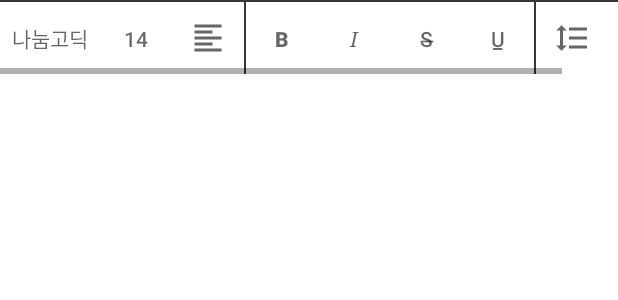
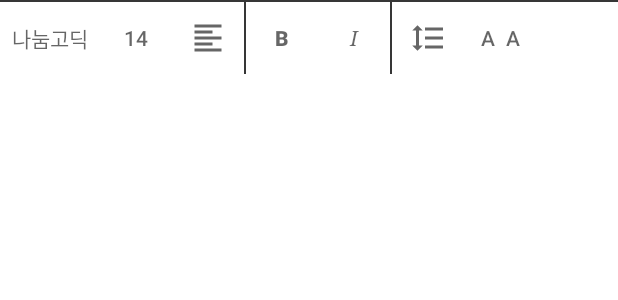
Before and after one commit to roomedia/dakku, an Android app: the layout menu_text.xml on its own in the app's theme, with its tools: preview values and no code run, on a phone screen of 412 x 824 dp. Shown: the top 300 px of the screen. Run offline under Robolectric (Android 15) with nearby library versions, the phone set to English and light mode, and no system bars.

```diff
--- /dev/null
+++ b/app/src/main/res/drawable/bg_toggle.xml
@@ -0,0 +1,9 @@
+<?xml version="1.0" encoding="utf-8"?>
+<selector xmlns:android="http://schemas.android.com/apk/res/android">
+    <item
+        android:state_selected="false"
+        android:drawable="@android:color/transparent" />
+    <item
+        android:state_selected="true"
+        android:drawable="@android:color/darker_gray" />
+</selector>
--- a/app/src/main/res/layout/menu_text.xml
+++ b/app/src/main/res/layout/menu_text.xml
@@ -1,4 +1,5 @@
 <?xml version="1.0" encoding="utf-8"?>
+<!--suppress AndroidUnknownAttribute -->
 <layout xmlns:android="http://schemas.android.com/apk/res/android"
     xmlns:app="http://schemas.android.com/apk/res-auto"
     xmlns:tools="http://schemas.android.com/tools">
@@ -42,11 +43,16 @@
                     android:onClick="@{ () -> textMenuHandlers.onSize() }"
                     tools:text="14" />
 
+                <TextView
+                    android:layout_width="match_parent"
+                    android:layout_height="match_parent"
+                    android:textStyle="bold" />
+
                 <ImageButton
                     android:id="@+id/alignButton"
                     style="@style/TransparentMenu"
                     android:contentDescription="@string/menu_align_left"
-                    android:onClick="@{ (view) -> textMenuHandlers.onAlign(view) }"
+                    android:onClick="@{ () -> textMenuHandlers.onAlign() }"
                     app:srcCompat="@{textMenuHandlers.alignIcon}"
                     tools:srcCompat="@drawable/ic_align_left" />
 
@@ -55,36 +61,24 @@
                 <Button
                     android:id="@+id/boldButton"
                     style="@style/TransparentTextMenu"
+                    android:background="@drawable/bg_toggle"
                     android:contentDescription="@string/menu_bold"
                     android:onClick="@{ () -> textMenuHandlers.onBold() }"
                     android:text="B"
                     android:textStyle="bold"
+                    android:selected="@{textMenuHandlers.isBold}"
                     tools:ignore="HardcodedText" />
 
                 <Button
                     android:id="@+id/italicButton"
                     style="@style/TransparentTextMenu"
+                    android:background="@drawable/bg_toggle"
                     android:contentDescription="@string/menu_italic"
                     android:fontFamily="serif"
                     android:onClick="@{ () -> textMenuHandlers.onItalic() }"
                     android:text="I"
                     android:textStyle="italic"
-                    tools:ignore="HardcodedText" />
-
-                <Button
-                    android:id="@+id/strokeButton"
-                    style="@style/TransparentTextMenu"
-                    android:contentDescription="@string/menu_stroke"
-                    android:onClick="@{ () -> textMenuHandlers.onStroke() }"
-                    android:text="S̶"
-                    tools:ignore="HardcodedText" />
-
-                <Button
-                    android:id="@+id/underlineButton"
-                    style="@style/TransparentTextMenu"
-                    android:contentDescription="@string/menu_underline"
-                    android:onClick="@{ () -> textMenuHandlers.onUnderline() }"
-                    android:text="U̲"
+                    android:selected="@{textMenuHandlers.isItalic}"
                     tools:ignore="HardcodedText" />
 
                 <View style="@style/verticalDivider" />
--- a/app/src/main/res/values/styles.xml
+++ b/app/src/main/res/values/styles.xml
@@ -13,7 +13,7 @@
 
     <style name="TransparentTextMenu" parent="@style/Widget.AppCompat.Button.Small">
         <item name="android:layout_width">wrap_content</item>
-        <item name="android:layout_height">48dp</item>
+        <item name="android:layout_height">match_parent</item>
         <item name="android:padding">0dp</item>
         <item name="android:paddingStart">8dp</item>
         <item name="android:paddingEnd">8dp</item>
@@ -34,7 +34,9 @@
 
     <style name="Sticker.TextView" parent="Sticker">
         <item name="android:inputType">textMultiLine|text</item>
-        <item name="android:textColor">@color/black</item>
+        <item name="android:backgroundTintMode">add</item>
+        <item name="android:padding">8dp</item>
+        <item name="android:gravity">center</item>
     </style>
 
     <style name="Sticker.ImageView" parent="Sticker">
```
Also changed, not shown: app/src/main/java/com/roomedia/dakku/persistence/Sticker.kt (+7 -0 lines), app/src/main/java/com/roomedia/dakku/ui/editor/menu/TextMenuHandlers.kt (+35 -22 lines), app/src/main/java/com/roomedia/dakku/ui/editor/sticker/StickerTextView.kt (+41 -42 lines).
